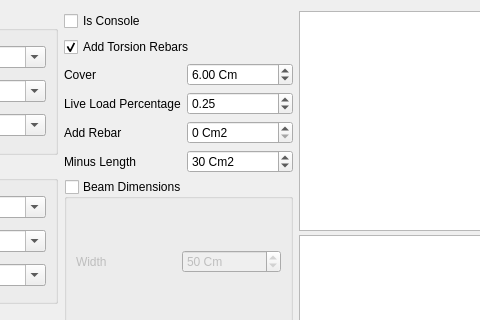
Before: the Qt Designer form widgets/control/control_deflection.ui in ebrahimraeyat/civilTools, drawn with Qt 5; both pictures show x 183 to 663 and y 0 to 320 of the 893 by 465 pixel window.
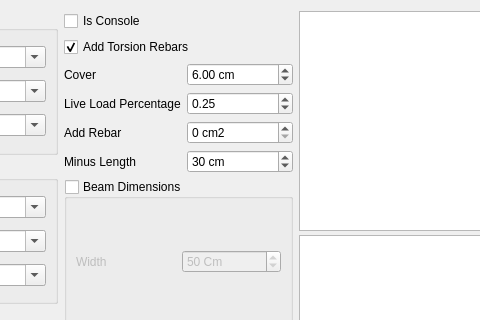
After: the same form once the commit is applied. Icons and pictures are not drawn.

Commit message: Wrong suffix for length in Gui

The edit to the form file:
```diff
--- a/widgets/control/control_deflection.ui
+++ b/widgets/control/control_deflection.ui
@@ -241,7 +241,7 @@
        <item row="5" column="1">
         <widget class="QDoubleSpinBox" name="cover_spinbox">
          <property name="suffix">
-          <string> Cm</string>
+          <string> cm</string>
          </property>
          <property name="value">
           <double>6.000000000000000</double>
@@ -251,7 +251,7 @@
        <item row="7" column="1">
         <widget class="QDoubleSpinBox" name="additional_rebars">
          <property name="suffix">
-          <string> Cm2</string>
+          <string> cm2</string>
          </property>
          <property name="decimals">
           <number>0</number>
@@ -270,7 +270,7 @@
        <item row="9" column="1">
         <widget class="QDoubleSpinBox" name="minus_length">
          <property name="suffix">
-          <string> Cm2</string>
+          <string> cm</string>
          </property>
          <property name="decimals">
           <number>0</number>
```
